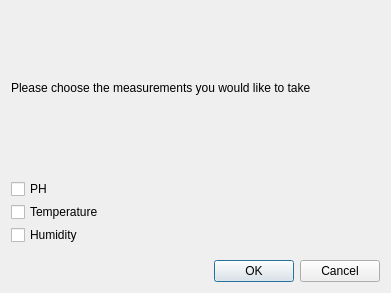
Old version of the form rosws/src/rover_rqt_science/resource/chooseMeasurements.ui in the repository Zhangwenyao1/URC.
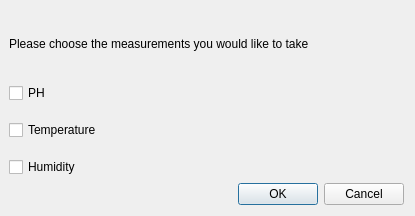
New version of the form.

```diff
--- a/rosws/src/rover_rqt_science/resource/chooseMeasurements.ui
+++ b/rosws/src/rover_rqt_science/resource/chooseMeasurements.ui
@@ -9,19 +9,43 @@
    <rect>
     <x>0</x>
     <y>0</y>
-    <width>391</width>
-    <height>293</height>
+    <width>415</width>
+    <height>216</height>
    </rect>
   </property>
+  <property name="sizePolicy">
+   <sizepolicy hsizetype="Fixed" vsizetype="Fixed">
+    <horstretch>0</horstretch>
+    <verstretch>0</verstretch>
+   </sizepolicy>
+  </property>
   <property name="windowTitle">
    <string>Dialog</string>
   </property>
-   <layout class="QVBoxLayout" name="verticalLayout_2">
+  <property name="sizeGripEnabled">
+   <bool>false</bool>
+  </property>
+  <layout class="QVBoxLayout" name="verticalLayout_2" stretch="1,3,1">
     <property name="spacing">
-     <number>15</number>
+    <number>6</number>
+   </property>
+   <property name="leftMargin">
+    <number>9</number>
     </property>
     <item>
      <widget class="QLabel" name="label">
+     <property name="sizePolicy">
+      <sizepolicy hsizetype="Preferred" vsizetype="Fixed">
+       <horstretch>0</horstretch>
+       <verstretch>0</verstretch>
+      </sizepolicy>
+     </property>
+     <property name="maximumSize">
+      <size>
+       <width>16777215</width>
+       <height>70</height>
+      </size>
+     </property>
       <property name="text">
        <string>Please choose the measurements you would like to take</string>
       </property>
@@ -31,9 +55,9 @@
      </widget>
     </item>
     <item>
-     <layout class="QVBoxLayout" name="verticalLayout" stretch="1,0,0">
+    <layout class="QVBoxLayout" name="verticalLayout" stretch="0,0,0">
       <property name="spacing">
-       <number>3</number>
+      <number>17</number>
       </property>
       <property name="sizeConstraint">
        <enum>QLayout::SetMaximumSize</enum>
@@ -41,6 +65,9 @@
       <property name="leftMargin">
        <number>0</number>
       </property>
+     <property name="bottomMargin">
+      <number>0</number>
+     </property>
       <item>
        <widget class="QCheckBox" name="checkBox">
         <property name="text">
```
Left out of the diff: 6 changed lines with no effect on the pictures. Lines whose indentation alone changed are shown as unchanged.
